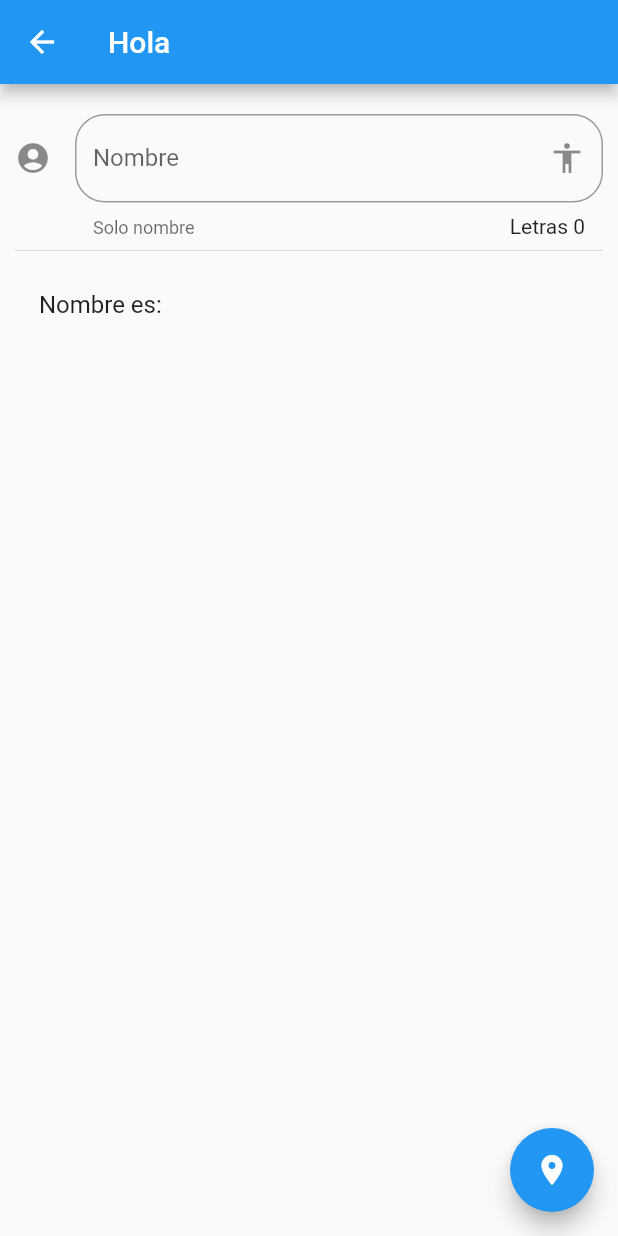
After one commit to suyridan/Flutter_componentes, a Flutter app: the InputPage screen opened by its route, on a phone screen of 412 x 824 dp. The commit adds this screen. Run offline on Flutter 3.47's test engine with Material 2 defaults, Android fonts, the phone set to English and light mode, and no system bars.

Commit message:
78. Creación pagina Inputs texto

```diff
--- a/data/menu_opts.json
+++ b/data/menu_opts.json
@@ -20,6 +20,11 @@
             "ruta" : "animatedContainer",
             "icon" : "donut_large",
             "texto": "Animated - Container"
+        },
+        {
+            "ruta" : "inputs",
+            "icon" : "input",
+            "texto": "Input"
         }
     ]
 }
--- /dev/null
+++ b/lib/src/pages/input_page.dart
@@ -0,0 +1,66 @@
+import 'package:flutter/material.dart';
+
+class InputPage extends StatefulWidget {
+  @override
+  _InputPageState createState() => _InputPageState();
+}
+
+class _InputPageState extends State<InputPage> {
+
+  String _nombre = '';
+
+  @override
+  Widget build(BuildContext context) {
+    return Scaffold(
+      appBar: AppBar(
+        title: Text('Hola'),
+      ),
+      body: Center(
+        child: ListView(
+          padding: EdgeInsets.symmetric(horizontal: 10, vertical: 20.0),
+          children: <Widget>[
+            _crearInput(),
+            Divider(),
+            _agregarPersona(),
+          ],
+        )
+      ),
+      floatingActionButton: FloatingActionButton(
+        child: Icon ( Icons.location_on ),
+        onPressed: () {
+          Navigator.pop(context);
+        },
+      ),
+    );
+  }
+
+  Widget _crearInput() {
+    return TextField(
+      // autofocus: true,
+      textCapitalization: TextCapitalization.sentences,
+      decoration: InputDecoration(
+        border: OutlineInputBorder(
+          borderRadius: BorderRadius.circular(20.0)
+        ),
+        counter: Text('Letras ${ _nombre.length }'),
+        hintText: 'Nombre de la persona',
+        labelText: 'Nombre',
+        helperText: 'Solo nombre',
+        suffixIcon: Icon ( Icons.accessibility ),
+        icon: Icon( Icons.account_circle ),
+      ),
+      onChanged: (valor) {
+        setState(() {
+          _nombre = valor;
+        });
+      },
+    );
+  }
+
+
+  Widget _agregarPersona() {
+    return ListTile(
+      title: Text('Nombre es: $_nombre'),
+    );
+  }
+}
--- a/lib/src/routes/routes.dart
+++ b/lib/src/routes/routes.dart
@@ -5,6 +5,7 @@ import 'package:componentes/src/pages/avatar_page.dart';
 import 'package:componentes/src/pages/home_page.dart';
 import 'package:componentes/src/pages/card_page.dart';
 import 'package:componentes/src/pages/animated_container.dart';
+import 'package:componentes/src/pages/input_page.dart';
 
 Map<String, WidgetBuilder> getApplicationRoutes(){
 
@@ -14,6 +15,7 @@ Map<String, WidgetBuilder> getApplicationRoutes(){
           'avatar' : ( BuildContext context ) => AvatarPage(),
           'card'   : ( BuildContext context ) => CardPage(),
           'animatedContainer' : ( BuildContext context ) => AnimatedContainerPage(),
+          'inputs' : ( BuildContext context ) => InputPage(),
   };
 
 }
--- a/lib/src/utils/icono_string_util.dart
+++ b/lib/src/utils/icono_string_util.dart
@@ -5,6 +5,7 @@ final _icons = <String, IconData> {
   'accessibility' : Icons.accessibility,
   'folder_open'   : Icons.folder_open,
   'donut_large'   : Icons.donut_large,
+  'input'          : Icons.input,
 };
 
 Icon getIcon( String nombreIcono ){
```
